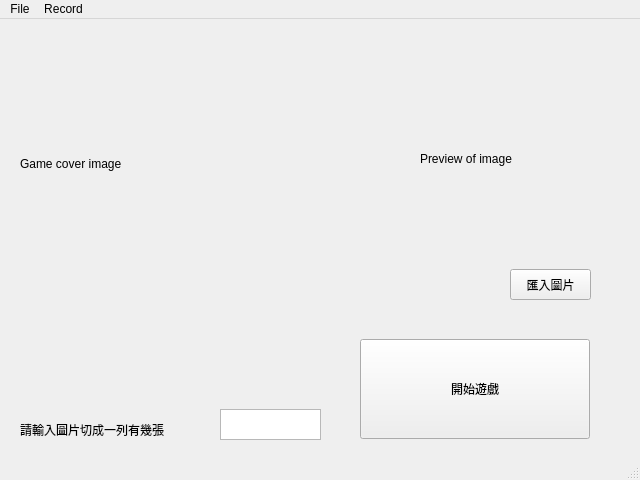
The window that View/MenuWindow.ui (allen880612/8Puzzle) describes before a commit, drawn with Qt 5.
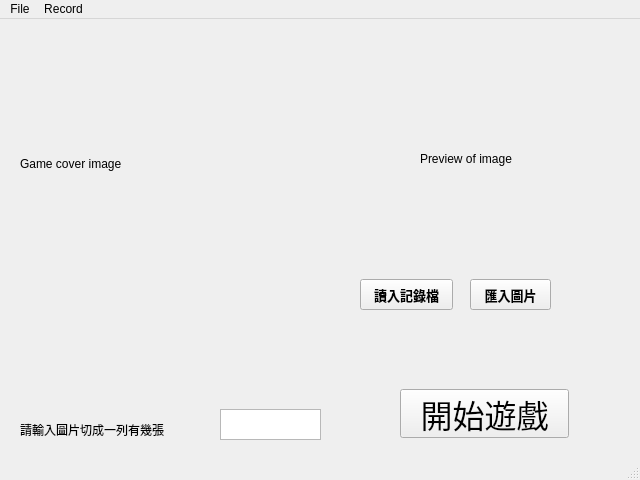
The same window after the commit.

Commit message: 8Puzzle Ver 1.6: push to Conflict

The edit to the form file:
```diff
--- a/View/MenuWindow.ui
+++ b/View/MenuWindow.ui
@@ -40,12 +40,17 @@
    <widget class="QPushButton" name="buttonStart">
     <property name="geometry">
      <rect>
-      <x>360</x>
-      <y>320</y>
-      <width>230</width>
-      <height>100</height>
+      <x>400</x>
+      <y>370</y>
+      <width>169</width>
+      <height>49</height>
      </rect>
     </property>
+    <property name="font">
+     <font>
+      <pointsize>24</pointsize>
+     </font>
+    </property>
     <property name="text">
      <string>開始遊戲</string>
     </property>
@@ -53,12 +58,19 @@
    <widget class="QPushButton" name="buttonImportImage">
     <property name="geometry">
      <rect>
-      <x>510</x>
-      <y>250</y>
+      <x>470</x>
+      <y>260</y>
       <width>81</width>
       <height>31</height>
      </rect>
     </property>
+    <property name="font">
+     <font>
+      <pointsize>10</pointsize>
+      <weight>75</weight>
+      <bold>true</bold>
+     </font>
+    </property>
     <property name="text">
      <string>匯入圖片</string>
     </property>
@@ -89,6 +101,27 @@
      <string>請輸入圖片切成一列有幾張</string>
     </property>
    </widget>
+   <widget class="QPushButton" name="buttonLoad">
+    <property name="geometry">
+     <rect>
+      <x>360</x>
+      <y>260</y>
+      <width>93</width>
+      <height>31</height>
+     </rect>
+    </property>
+    <property name="font">
+     <font>
+      <family>微軟正黑體</family>
+      <pointsize>10</pointsize>
+      <weight>75</weight>
+      <bold>true</bold>
+     </font>
+    </property>
+    <property name="text">
+     <string>讀入記錄檔</string>
+    </property>
+   </widget>
   </widget>
   <widget class="QMenuBar" name="menubar">
    <property name="geometry">
```
Left out of the diff: 2 changed lines with no effect on the pictures. The commit also changes 7 other files.
